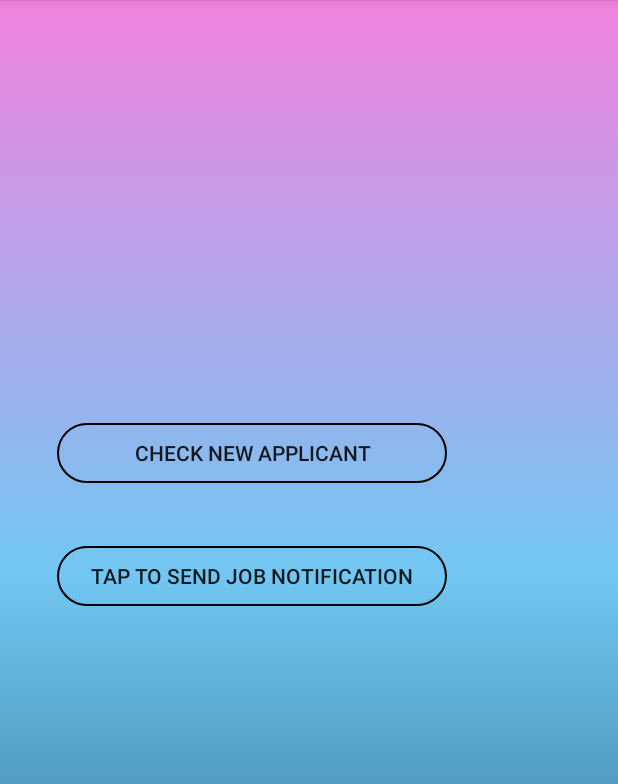
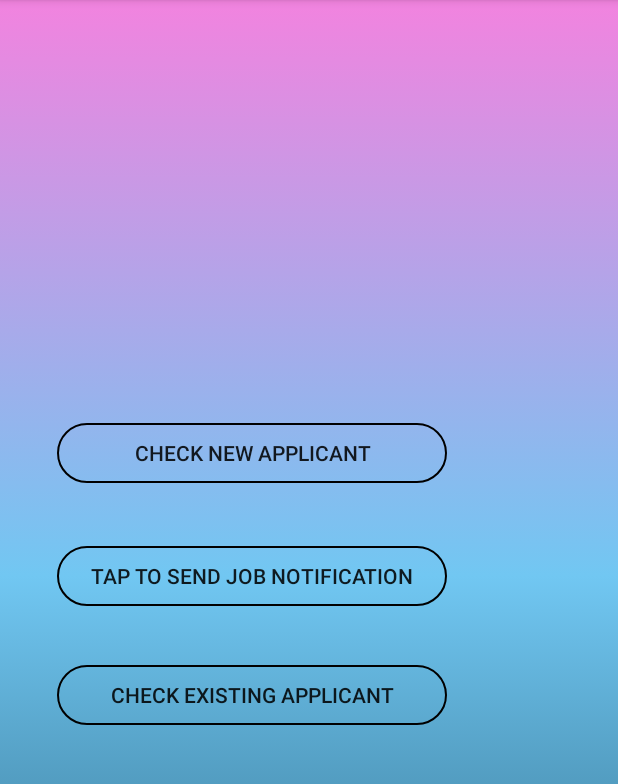
Before and after one commit to bloodrob/EERAGIJN, an Android app: the AdminMainActivity screen opened directly, with no data from a screen before it, on a phone screen of 412 x 824 dp, the part 84-868 px from its top. Run offline under Robolectric (Android 15) with nearby library versions, the phone set to English and light mode, and no system bars.

```diff
--- a/app/build.gradle
+++ b/app/build.gradle
@@ -64,4 +64,5 @@ dependencies {
 
 
 
+
 apply plugin: 'com.google.gms.google-services'
--- a/app/src/main/AndroidManifest.xml
+++ b/app/src/main/AndroidManifest.xml
@@ -43,7 +43,8 @@
         <activity android:name=".SelectedNewUserEduInfoByDistrict" />
         <activity android:name=".SendGeneratedIdToUser" />
         <activity android:name=".AdminPushUserData" />
-        <activity android:name=".AdminSendJobNotification"></activity>
+        <activity android:name=".AdminSendJobNotification" />
+        <activity android:name=".AdminSearchExistingUser"></activity>
     </application>
 
 </manifest>
--- a/app/src/main/java/com/dev/r19/eeragijn/AdminMainActivity.java
+++ b/app/src/main/java/com/dev/r19/eeragijn/AdminMainActivity.java
@@ -8,7 +8,7 @@ import android.widget.Button;
 
 public class AdminMainActivity extends AppCompatActivity {
 
-    private Button toCheckNewUser, toSendNotification;
+    private Button toCheckNewUser, toSendNotification, toExistingUser;
     @Override
     protected void onCreate(Bundle savedInstanceState) {
         super.onCreate(savedInstanceState);
@@ -17,6 +17,7 @@ public class AdminMainActivity extends AppCompatActivity {
         //initialization
         toCheckNewUser = (Button)findViewById(R.id.to_check_new_user);
         toSendNotification = (Button)findViewById(R.id.to_send_notification);
+        toExistingUser = (Button)findViewById(R.id.to_check_existing_user);
         //link to search new user page
         toCheckNewUser.setOnClickListener(new View.OnClickListener() {
             @Override
@@ -33,5 +34,13 @@ public class AdminMainActivity extends AppCompatActivity {
                 startActivity(intent);
             }
         });
+        //link to check Existing user
+        toExistingUser.setOnClickListener(new View.OnClickListener() {
+            @Override
+            public void onClick(View v) {
+                Intent intent = new Intent(AdminMainActivity.this, AdminSearchExistingUser.class);
+                startActivity(intent);
+            }
+        });
     }
 }
--- a/app/src/main/java/com/dev/r19/eeragijn/UserDocumentUpload.java
+++ b/app/src/main/java/com/dev/r19/eeragijn/UserDocumentUpload.java
@@ -281,7 +281,7 @@ public class UserDocumentUpload extends AppCompatActivity {
         if (selfPathToFile != null) {
             // set up a progessbar to check the progress of uploading image
             pd = new ProgressDialog(this);
-            pd.setTitle("Uplaoding your document... please don't press back");
+            pd.setMessage("Uplaoding your document... please don't press back");
             pd.setCanceledOnTouchOutside(false);
             pd.show();
             // upload ref for self image
--- a/app/src/main/res/layout/activity_admin_main.xml
+++ b/app/src/main/res/layout/activity_admin_main.xml
@@ -26,4 +26,14 @@
         android:background="@drawable/btn_2"
         android:layout_centerVertical="true"
         android:layout_alignStart="@+id/to_check_new_user" />
+
+    <Button
+        android:id="@+id/to_check_existing_user"
+        android:layout_width="260dp"
+        android:layout_height="40dp"
+        android:background="@drawable/btn_2"
+        android:layout_marginTop="39dp"
+        android:text="Check Existing Applicant"
+        android:layout_below="@+id/to_check_new_user"
+        android:layout_alignStart="@+id/to_send_notification" />
 </RelativeLayout>
```
Also changed, not shown: app/src/main/java/com/dev/r19/eeragijn/AdminSearchExistingUser.java (added, +13 -0 lines), app/src/main/java/com/dev/r19/eeragijn/SearchNewUserByDistrict.java (+46 -2 lines), app/src/main/java/com/dev/r19/eeragijn/UserPersionalInfoInsert.java (+22 -20 lines), app/src/main/res/layout/activity_admin_search_existing_user.xml (added, +9 -0 lines), app/src/main/res/layout/activity_user_persional_info_insert.xml (+4 -6 lines).
